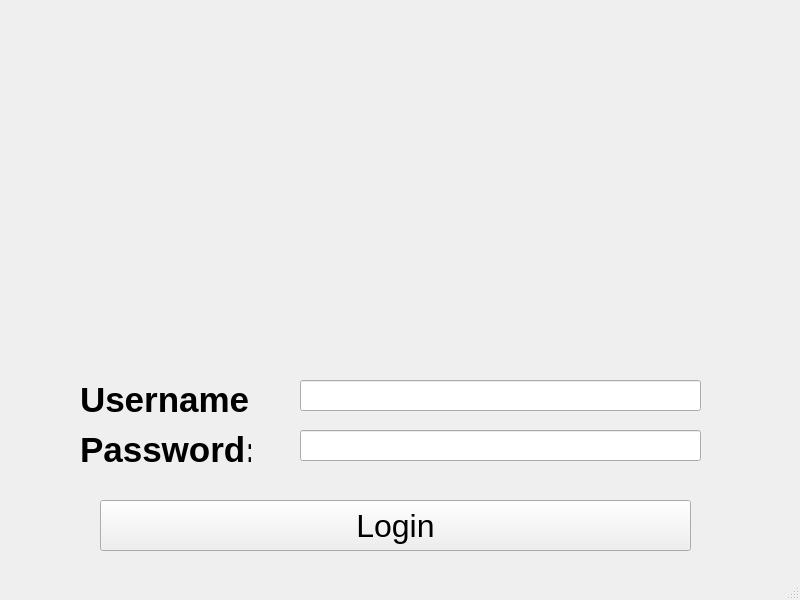
This is loginPage.ui in anuragrao04/GrowPal as Qt 5 draws it before an edit. The edited form follows.
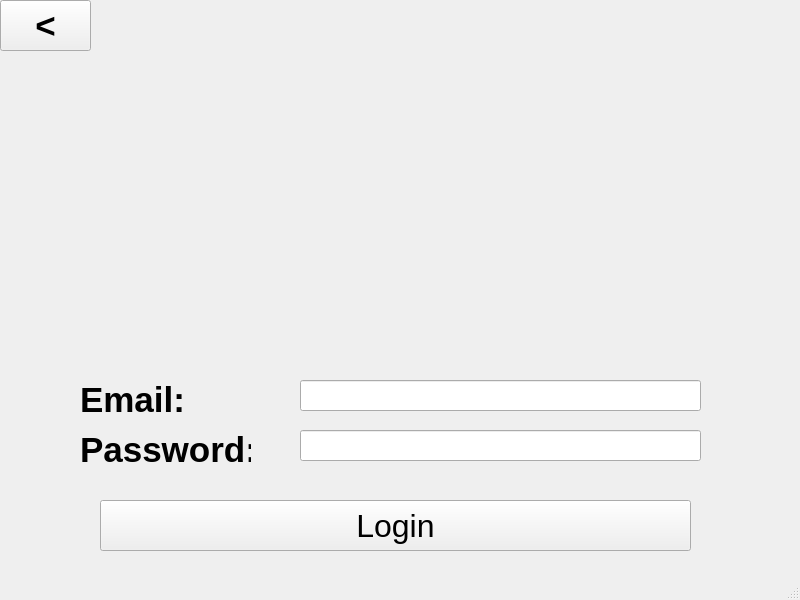
This is the edited form. Icons and pictures are not drawn.

Commit message: Added logic to login and register pages

```diff
--- a/loginPage.ui
+++ b/loginPage.ui
@@ -24,7 +24,7 @@
      </rect>
     </property>
     <property name="text">
-     <string>&lt;html&gt;&lt;head/&gt;&lt;body&gt;&lt;p&gt;&lt;span style=&quot; font-size:26pt; font-weight:600;&quot;&gt;Username:&lt;/span&gt;&lt;/p&gt;&lt;/body&gt;&lt;/html&gt;</string>
+     <string>&lt;html&gt;&lt;head/&gt;&lt;body&gt;&lt;p&gt;&lt;span style=&quot; font-size:26pt; font-weight:600;&quot;&gt;Email:&lt;/span&gt;&lt;/p&gt;&lt;/body&gt;&lt;/html&gt;</string>
     </property>
    </widget>
    <widget class="QLabel" name="label_password">
@@ -107,6 +107,37 @@
      <string>Login</string>
     </property>
    </widget>
+   <widget class="QPushButton" name="pushButton_back">
+    <property name="geometry">
+     <rect>
+      <x>0</x>
+      <y>0</y>
+      <width>91</width>
+      <height>51</height>
+     </rect>
+    </property>
+    <property name="font">
+     <font>
+      <pointsize>26</pointsize>
+      <weight>75</weight>
+      <italic>false</italic>
+      <bold>true</bold>
+     </font>
+    </property>
+    <property name="toolTip">
+     <string>&lt;html&gt;&lt;head/&gt;&lt;body&gt;&lt;p&gt;&lt;span style=&quot; font-size:20pt; font-weight:600;&quot;&gt;&amp;lt;&lt;/span&gt;&lt;/p&gt;&lt;/body&gt;&lt;/html&gt;</string>
+    </property>
+    <property name="whatsThis">
+     <string>&lt;html&gt;&lt;head/&gt;&lt;body&gt;&lt;p&gt;&lt;span style=&quot; font-size:20pt; font-weight:600;&quot;&gt;&amp;lt;&lt;/span&gt;&lt;/p&gt;&lt;/body&gt;&lt;/html&gt;</string>
+    </property>
+    <property name="styleSheet">
+     <string notr="true">font-size:20;
+</string>
+    </property>
+    <property name="text">
+     <string>&lt;</string>
+    </property>
+   </widget>
   </widget>
   <widget class="QMenuBar" name="menubar">
    <property name="geometry">
```
Left out of the diff: 6 changed lines with no effect on the pictures. The commit also changes 5 other files.
